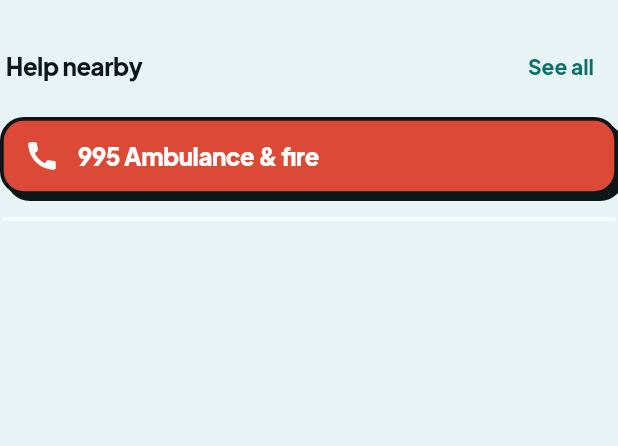
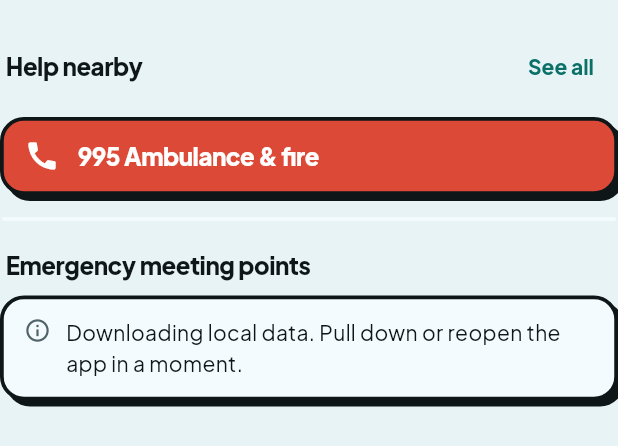
Before and after one commit to hndrwn-dk/dailylah, a Flutter app: the _HelpSection widget shown alone on an empty page, opened directly with empty values, on a phone screen of 412 x 824 dp. Shown: the top 446 px of the screen. Run offline on Flutter 3.47's test engine with Material 3 defaults, Android fonts, the phone set to English and light mode, and no system bars; our stand-ins replace dio, flutter_local_notifications, flutter_riverpod, geolocator, qr_flutter, share_plus and 1 more; missing offline and left inert: home_widget, workmanager; accounts and stored records are empty; network calls fail.

Commit message:
Nearby: nearest Civil Defence shelters; More: drop the place and line chips
Help nearby now lists the 2 nearest emergency meeting points (within 3 km)
from wherever you are. The Home/Work and line chips under the More title
looked like buttons but did nothing, so they are gone.

Co-Authored-By: Claude Opus 5.5 <noreply@anthropic.com>
Claude-Session: https://claude.ai/code/session_01QEj35UtFj3qRbUZsAT2WLz

```diff
--- a/app/lib/ui/nearby.dart
+++ b/app/lib/ui/nearby.dart
@@ -511,11 +511,13 @@ class _HelpSection extends ConsumerWidget {
     final s = ref.watch(stringsProvider);
     final em = ref.watch(emergencyProvider).valueOrNull ?? EmergencySet.empty;
     final around = ref.watch(aroundProvider).valueOrNull ?? AroundSet.empty;
-    final rows = <(IconData, List<EPoint>)>[
-      (Icons.monitor_heart_outlined, em.of(EmergencyKind.aed)),
-      (Icons.local_hospital_outlined, em.of(EmergencyKind.ae)),
-      (Icons.local_police_outlined, around.of('police')),
+    final rows = <(IconData, List<EPoint>, int)>[
+      (Icons.monitor_heart_outlined, em.of(EmergencyKind.aed), 1),
+      (Icons.local_hospital_outlined, em.of(EmergencyKind.ae), 1),
+      (Icons.local_police_outlined, around.of('police'), 1),
     ];
+    // Civil Defence shelters: where to go from here if something happens.
+    final shelters = nearestPoints(em.of(EmergencyKind.shelter), place.lat, place.lng, limit: 2, radius: 3000);
     return Column(
       crossAxisAlignment: CrossAxisAlignment.stretch,
       children: [
@@ -543,8 +545,8 @@ class _HelpSection extends ConsumerWidget {
         Panel(
           child: Column(
             children: [
-              for (final (icon, points) in rows)
-                for (final (p, d) in nearestPoints(points, place.lat, place.lng, limit: 1))
+              for (final (icon, points, n) in rows)
+                for (final (p, d) in nearestPoints(points, place.lat, place.lng, limit: n))
                   ListTile(
                     leading: Icon(icon),
                     title: Text(p.name),
@@ -561,6 +563,30 @@ class _HelpSection extends ConsumerWidget {
                       phone: p.tel,
                     ),
                   ),
+            ],
+          ),
+        ),
+        SectionTitle(s.meetingPoints, padding: const EdgeInsets.fromLTRB(4, 4, 4, 10)),
+        Panel(
+          child: Column(
+            children: [
+              if (shelters.isEmpty) EmptyNote(em.of(EmergencyKind.shelter).isEmpty ? s.bundlesLoading : s.notAvailable),
+              for (final (p, d) in shelters)
+                ListTile(
+                  leading: const Icon(Icons.shield_outlined, color: DL.stop),
+                  title: Text(p.name),
+                  subtitle: Text([s.metres(d), if (p.address.isNotEmpty) p.address].join(' · '),
+                      maxLines: 2, overflow: TextOverflow.ellipsis),
+                  onTap: () => showPlaceSheet(
+                    context,
+                    s: s,
+                    title: p.name,
+                    subtitle: [p.detail, p.address, s.shelterNote].where((x) => x.isNotEmpty).join('\n'),
+                    lat: p.lat,
+                    lng: p.lng,
+                    distance: d,
+                  ),
+                ),
             ],
           ),
         ),
```
Also changed, not shown: app/lib/ui/more.dart (+1 -36 lines).
